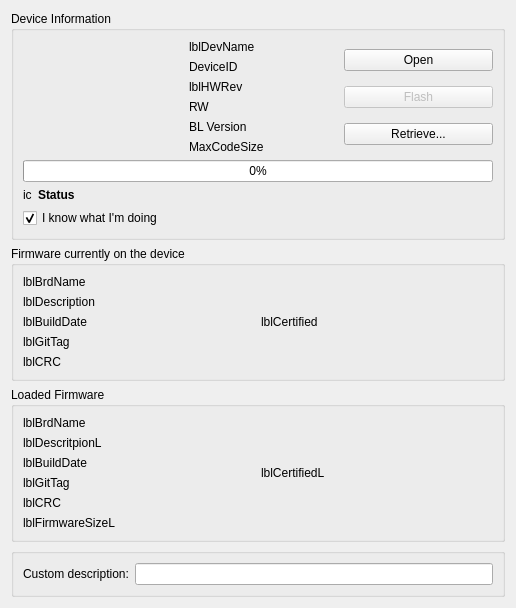
Old version of the form ground/openpilotgcs/src/plugins/uploader/devicewidget.ui in the repository openpilot/OpenPilot.
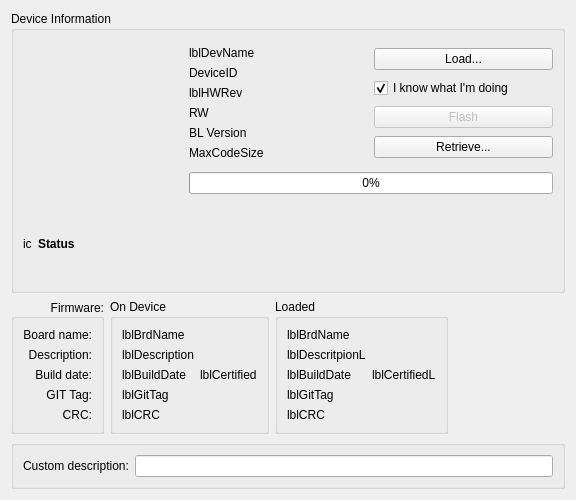
New version of the form.

Commit message: Attempt at making the new uploader gadget a bit more compact for smaller screens, make warning icon consistent with the rest of the icons.

Patch:
```diff
--- a/ground/openpilotgcs/src/plugins/uploader/devicewidget.ui
+++ b/ground/openpilotgcs/src/plugins/uploader/devicewidget.ui
@@ -6,8 +6,8 @@
    <rect>
     <x>0</x>
     <y>0</y>
-    <width>516</width>
-    <height>582</height>
+    <width>576</width>
+    <height>500</height>
    </rect>
   </property>
   <property name="windowTitle">
@@ -33,8 +33,15 @@
           <property name="styleSheet">
            <string notr="true">background: transparent</string>
           </property>
+          <property name="frameShape">
+           <enum>QFrame::NoFrame</enum>
+          </property>
          </widget>
         </item>
+        <item>
+         <layout class="QVBoxLayout" name="verticalLayout_10">
+          <item>
+           <layout class="QHBoxLayout" name="horizontalLayout_7">
         <item>
          <layout class="QVBoxLayout" name="verticalLayout_4">
           <item>
@@ -89,7 +96,17 @@
              <string>Loads the firmware</string>
             </property>
             <property name="text">
-             <string>Open</string>
+                 <string>Load...</string>
+                </property>
+               </widget>
+              </item>
+              <item>
+               <widget class="QCheckBox" name="youdont">
+                <property name="text">
+                 <string>I know what I'm doing</string>
+                </property>
+                <property name="checked">
+                 <bool>true</bool>
             </property>
            </widget>
           </item>
@@ -127,6 +144,10 @@
         </property>
        </widget>
       </item>
+         </layout>
+        </item>
+       </layout>
+      </item>
       <item>
        <layout class="QHBoxLayout" name="horizontalLayout">
         <item>
@@ -160,13 +181,67 @@
         </item>
        </layout>
       </item>
+     </layout>
+    </widget>
+   </item>
       <item>
-       <widget class="QCheckBox" name="youdont">
+    <layout class="QHBoxLayout" name="horizontalLayout_4">
+     <item>
+      <widget class="QGroupBox" name="groupBox">
+       <property name="title">
+        <string>Firmware:</string>
+       </property>
+       <property name="alignment">
+        <set>Qt::AlignRight|Qt::AlignTrailing|Qt::AlignVCenter</set>
+       </property>
+       <layout class="QVBoxLayout" name="verticalLayout_9">
+        <item>
+         <widget class="QLabel" name="label_2">
         <property name="text">
-         <string>I know what I'm doing</string>
-        </property>
-        <property name="checked">
-         <bool>true</bool>
+           <string>Board name:</string>
+          </property>
+          <property name="alignment">
+           <set>Qt::AlignRight|Qt::AlignTrailing|Qt::AlignVCenter</set>
+          </property>
+         </widget>
+        </item>
+        <item>
+         <widget class="QLabel" name="label_5">
+          <property name="text">
+           <string>Description:</string>
+          </property>
+          <property name="alignment">
+           <set>Qt::AlignRight|Qt::AlignTrailing|Qt::AlignVCenter</set>
+          </property>
+         </widget>
+        </item>
+        <item>
+         <widget class="QLabel" name="label_4">
+          <property name="text">
+           <string>Build date:</string>
+          </property>
+          <property name="alignment">
+           <set>Qt::AlignRight|Qt::AlignTrailing|Qt::AlignVCenter</set>
+          </property>
+         </widget>
+        </item>
+        <item>
+         <widget class="QLabel" name="label_3">
+          <property name="text">
+           <string>GIT Tag:</string>
+          </property>
+          <property name="alignment">
+           <set>Qt::AlignRight|Qt::AlignTrailing|Qt::AlignVCenter</set>
+          </property>
+         </widget>
+        </item>
+        <item>
+         <widget class="QLabel" name="label">
+          <property name="text">
+           <string>CRC:</string>
+          </property>
+          <property name="alignment">
+           <set>Qt::AlignRight|Qt::AlignTrailing|Qt::AlignVCenter</set>
         </property>
        </widget>
       </item>
@@ -176,7 +251,7 @@
    <item>
     <widget class="QGroupBox" name="verticalGroupBox_3">
      <property name="title">
-      <string>Firmware currently on the device</string>
+        <string>On Device</string>
      </property>
      <layout class="QVBoxLayout" name="verticalLayout_5">
       <item>
@@ -241,7 +316,7 @@
       <bool>true</bool>
      </property>
      <property name="title">
-      <string>Loaded Firmware</string>
+        <string>Loaded</string>
      </property>
      <layout class="QVBoxLayout" name="verticalLayout_2">
       <item>
@@ -283,13 +358,6 @@
             </property>
            </widget>
           </item>
-          <item>
-           <widget class="QLabel" name="lblFirmwareSizeL">
-            <property name="text">
-             <string>lblFirmwareSizeL</string>
-            </property>
-           </widget>
-          </item>
          </layout>
         </item>
         <item>
@@ -303,6 +371,21 @@
       </item>
      </layout>
     </widget>
+     </item>
+     <item>
+      <spacer name="horizontalSpacer">
+       <property name="orientation">
+        <enum>Qt::Horizontal</enum>
+       </property>
+       <property name="sizeHint" stdset="0">
+        <size>
+         <width>40</width>
+         <height>20</height>
+        </size>
+       </property>
+      </spacer>
+     </item>
+    </layout>
    </item>
    <item>
     <widget class="QGroupBox" name="groupCustom">
```
Lines whose indentation alone changed are shown as unchanged. The commit also changes 6 other files.
